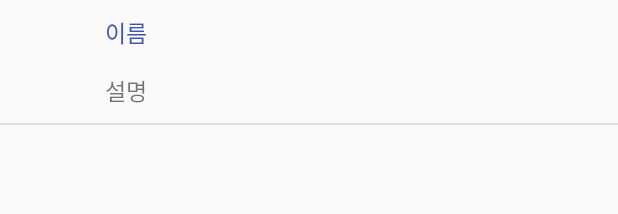
After one commit to sungjunyoung/photoME, an Android app: the layout place_row.xml on its own in the app's theme, with its tools: preview values and no code run, on a phone screen of 412 x 824 dp. The commit adds this screen. Shown: the top 214 px of the screen. Run offline under Robolectric (Android 15) with nearby library versions, the phone set to English and light mode, and no system bars.

```diff
--- a/app/build.gradle
+++ b/app/build.gradle
@@ -29,5 +29,5 @@ dependencies {
     compile 'com.android.support:design:24.0.0'
     compile 'com.android.support:support-v4:24.0.0'
     compile 'com.android.support:recyclerview-v7:24.0.0'
-    compile 'com.google.android.gms:play-services:9.2.0'
+    compile 'com.google.android.gms:play-services-maps:9.2.0'
 }
--- a/app/src/main/java/com/teamtoriden/photome/Activity/LoginActivity.java
+++ b/app/src/main/java/com/teamtoriden/photome/Activity/LoginActivity.java
@@ -31,6 +31,7 @@ public class LoginActivity extends AppCompatActivity {
         //비밀번호는 *모양으로 표시
         PasswordTransformationMethod passwdtm = new PasswordTransformationMethod();
         pwText.setTransformationMethod(passwdtm);
+
     }
 
 
--- a/app/src/main/java/com/teamtoriden/photome/Fragments/MainFragment.java
+++ b/app/src/main/java/com/teamtoriden/photome/Fragments/MainFragment.java
@@ -43,6 +43,9 @@ public class MainFragment extends Fragment implements OnMapReadyCallback {
 
         SupportMapFragment mapFragment =((SupportMapFragment) getChildFragmentManager().findFragmentById(R.id.map));
         mapFragment.getMapAsync(this);
+
+
+
         return view;
     }
 
--- a/app/src/main/res/layout/activity_main.xml
+++ b/app/src/main/res/layout/activity_main.xml
@@ -23,13 +23,17 @@
         app:layout_behavior="@string/appbar_scrolling_view_behavior"/>
 
 
+
+
     <TextView
         android:background="@color/colorPrimary"
-        android:text="photoME in pyungchang"
+        android:text="photoME in pyeongchang"
         android:textColor="#FFFFFF"
         android:textAlignment="viewEnd"
         android:paddingTop="5dp"
         android:layout_width="match_parent"
         android:layout_height="30dp"
         android:layout_gravity="bottom"/>
+
+
 </android.support.design.widget.CoordinatorLayout>
--- /dev/null
+++ b/app/src/main/res/layout/place_row.xml
@@ -0,0 +1,55 @@
+<?xml version="1.0" encoding="utf-8"?>
+<LinearLayout xmlns:android="http://schemas.android.com/apk/res/android"
+    android:layout_width="match_parent"
+    android:layout_height="wrap_content"
+    android:orientation="vertical">
+
+
+    <LinearLayout
+        android:layout_width="match_parent"
+        android:layout_height="wrap_content"
+        android:orientation="horizontal">
+
+        <ImageView
+            android:id="@+id/image"
+            android:layout_width="60dp"
+            android:layout_height="60dp"
+            android:layout_gravity="center_horizontal" />
+
+        <LinearLayout
+            android:layout_width="match_parent"
+            android:layout_height="wrap_content"
+            android:orientation="vertical">
+
+            <TextView
+                android:id="@+id/name"
+                android:layout_width="wrap_content"
+                android:layout_height="wrap_content"
+                android:layout_marginLeft="10dp"
+
+                android:layout_marginTop="10dp"
+                android:text="이름"
+                android:textColor="@color/colorPrimary"
+                android:textSize="15dp" />
+
+            <TextView
+                android:id="@+id/description"
+                android:layout_width="wrap_content"
+                android:layout_height="wrap_content"
+                android:layout_marginLeft="10dp"
+                android:layout_marginTop="15dp"
+                android:maxLength="35"
+                android:text="설명"
+                android:textSize="15sp"
+                android:layout_marginBottom="10dp"/>
+        </LinearLayout>
+
+
+    </LinearLayout>
+
+    <TextView
+        android:layout_width="match_parent"
+        android:layout_height="1dp"
+        android:background="#DDDDDD"/>
+
+</LinearLayout>
```
Also changed, not shown: app/src/main/AndroidManifest.xml (+12 -10 lines), app/src/main/java/com/teamtoriden/photome/Class/PlaceList.java (added, +11 -0 lines), app/src/main/java/com/teamtoriden/photome/Class/RecyclerItemClickListener.java (+0 -7 lines), app/src/main/res/layout/fragment_main.xml (+14 -4 lines).
